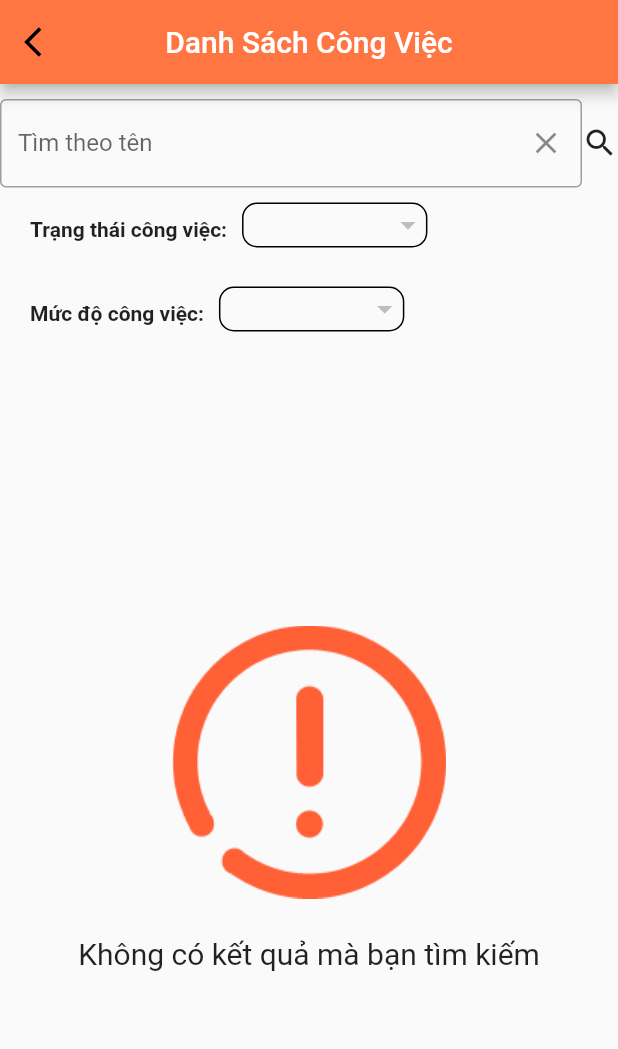
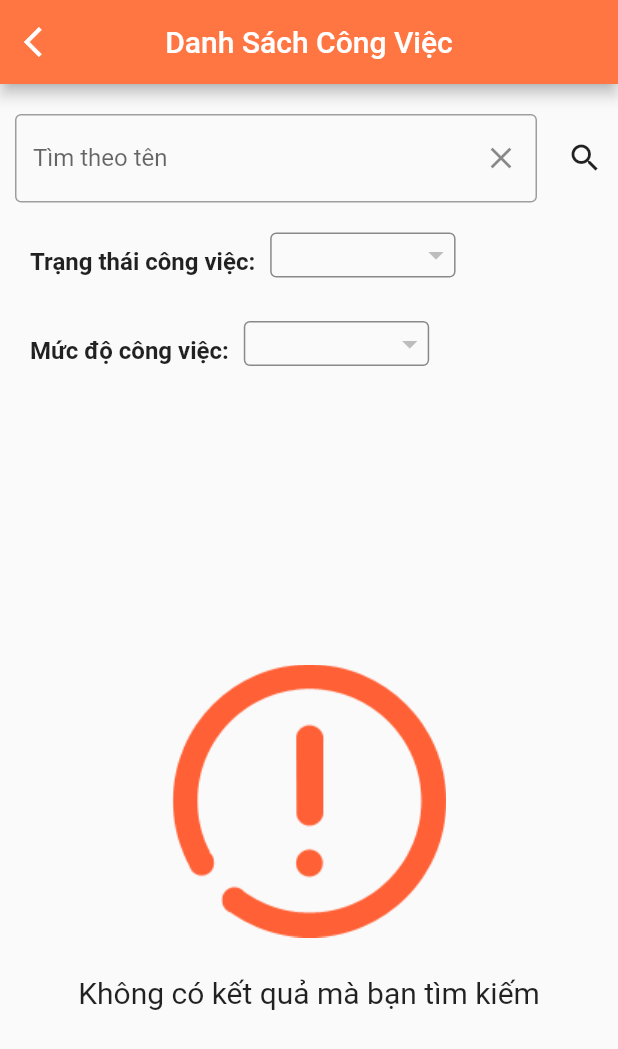
Before and after one commit to vuthingngoc/UniCEC_Mobi, a Flutter app: the ViewListActivityPage screen opened directly with empty values, after a tap on the "search" icon, on a phone screen of 412 x 824 dp. Shown: the top 1049 px of the screen. Run offline on Flutter 3.47's test engine with Material 2 defaults, Android fonts, the phone set to English and light mode, and no system bars; our stand-ins replace awesome_dialog, cloud_firestore, equatable, firebase_auth, firebase_core, firebase_messaging and 11 more; missing offline and left inert: gender_picker, loadmore; accounts and stored records are empty; network calls fail.

Commit message:
Update UI hot

```diff
--- a/lib/screens/my_account/my_account_page.dart
+++ b/lib/screens/my_account/my_account_page.dart
@@ -82,7 +82,7 @@ class _MyAccountPageState extends State<MyAccountPage>
                 backgroundColor: AppColors.mainColor,
               ),
               backgroundColor: AppColors.backgroundPageColor,
-              drawer: ArgonDrawer(currentPage: "My account"),
+              // drawer: ArgonDrawer(currentPage: "My account"),
               body: (_bloc.isLoading)
                   ? Loading()
                   : Stack(children: <Widget>[
--- a/lib/screens/view_list_activity/component/list_activity_menu.dart
+++ b/lib/screens/view_list_activity/component/list_activity_menu.dart
@@ -58,6 +58,8 @@ class _ViewListActivityMenuState extends State<ViewListActivityMenu> {
                   mainAxisAlignment: MainAxisAlignment.center,
                   children: [
                     Expanded(
+                      child: Container(
+                        padding: const EdgeInsets.all(10),
                         child: TextFormField(
                             controller: _controller,
                             onFieldSubmitted: (value) {
@@ -86,7 +88,10 @@ class _ViewListActivityMenuState extends State<ViewListActivityMenu> {
                               ),
                             )),
                       ),
-                    GestureDetector(
+                    ),
+                    Container(
+                      padding: const EdgeInsets.all(10),
+                      child: GestureDetector(
                         onTap: () {
                           //
                           bloc.add(LoadingEvent());
@@ -94,6 +99,7 @@ class _ViewListActivityMenuState extends State<ViewListActivityMenu> {
                           bloc.add(SearchEvent());
                         },
                         child: Icon(Icons.search),
+                      ),
                     ),
                   ],
                 ),
@@ -109,15 +115,15 @@ class _ViewListActivityMenuState extends State<ViewListActivityMenu> {
                         padding: const EdgeInsets.all(10),
                         child: Text(
                           "Trạng thái công việc:",
-                          style: TextStyle(fontWeight: FontWeight.bold),
+                          style: TextStyle(fontWeight: FontWeight.bold, fontSize: 16),
                         ),
                       ),
                       Container(
                         width: size.width * 0.3,
                         height: 30,
                         decoration: BoxDecoration(
-                            border: Border.all(color: Colors.black),
-                            borderRadius: BorderRadius.circular(10)),
+                            border: Border.all(color: Colors.black45),
+                            borderRadius: BorderRadius.circular(4)),
                         child: BlocBuilder<ViewCompetitionActivityBloc,
                                 ViewCompetitionActivityState>(
                             bloc: bloc,
@@ -132,8 +138,8 @@ class _ViewListActivityMenuState extends State<ViewListActivityMenu> {
                                   iconSize: 24,
                                   elevation: 16,
                                   style: const TextStyle(
-                                      color: Colors.deepPurple,
-                                      fontWeight: FontWeight.bold),
+color: ArgonColors.black,
+                                      fontWeight: FontWeight.normal),
                                   onChanged:
                                       (CompetitionActivityStatus? newValue) {
                                     //
@@ -149,6 +155,8 @@ class _ViewListActivityMenuState extends State<ViewListActivityMenu> {
                                     return DropdownMenuItem<
                                             CompetitionActivityStatus>(
                                         value: value,
+                                        child: Padding(
+                                          padding: const EdgeInsets.symmetric(horizontal: 10.0),
                                           child: Text((value ==
                                                   CompetitionActivityStatus.All)
                                               ? 'Tất cả'
@@ -172,7 +180,8 @@ class _ViewListActivityMenuState extends State<ViewListActivityMenu> {
                                                                       CompetitionActivityStatus
                                                                           .Pending)
                                                                   ? 'Chờ'
-                                                                : 'trạng thái khác'));
+                                                                  : 'trạng thái khác'),
+                                        ));
                                   }).toList(),
                                 ),
                               );
@@ -191,15 +200,15 @@ class _ViewListActivityMenuState extends State<ViewListActivityMenu> {
                         padding: const EdgeInsets.all(10),
                         child: Text(
                           "Mức độ công việc:",
-                          style: TextStyle(fontWeight: FontWeight.bold),
+                          style: TextStyle(fontWeight: FontWeight.bold, fontSize: 16),
                         ),
                       ),
                       Container(
                         width: size.width * 0.3,
                         height: 30,
                         decoration: BoxDecoration(
-                            border: Border.all(color: Colors.black),
-                            borderRadius: BorderRadius.circular(10)),
+                            border: Border.all(color: Colors.black45),
+                            borderRadius: BorderRadius.circular(4)),
                         child: BlocBuilder<ViewCompetitionActivityBloc,
                                 ViewCompetitionActivityState>(
                             bloc: bloc,
@@ -213,8 +222,8 @@ class _ViewListActivityMenuState extends State<ViewListActivityMenu> {
                                   iconSize: 24,
                                   elevation: 16,
                                   style: const TextStyle(
-                                      color: Colors.deepPurple,
-                                      fontWeight: FontWeight.bold),
+                                      color: ArgonColors.black,
+                                      fontWeight: FontWeight.normal),
                                   onChanged: (PriorityStatus? newValue) {
                                     //
                                     bloc.add(LoadingEvent());
@@ -227,6 +236,8 @@ class _ViewListActivityMenuState extends State<ViewListActivityMenu> {
                                           (PriorityStatus value) {
                                     return DropdownMenuItem<PriorityStatus>(
                                         value: value,
+                                        child: Padding(
+                                          padding: const EdgeInsets.symmetric(horizontal: 10.0),
                                           child: Text((value ==
                                                   PriorityStatus.All)
                                               ? 'Tất cả'
@@ -238,7 +249,8 @@ class _ViewListActivityMenuState extends State<ViewListActivityMenu> {
                                                       : (value ==
                                                               PriorityStatus.High)
                                                           ? 'Cao'
-                                                        : 'trạng thái khác'));
+                                                          : 'trạng thái khác'),
+                                        ));
                                   }).toList(),
                                 ),
                               );
--- a/lib/screens/view_list_activity/view_list_activity_page.dart
+++ b/lib/screens/view_list_activity/view_list_activity_page.dart
@@ -49,7 +49,7 @@ class _ViewListActivityPageState extends State<ViewListActivityPage>
             onPressed: () {
               Navigator.pop(context, true);
             },
-            icon: Icon(Icons.arrow_back_ios, color: Colors.black),
+            icon: Icon(Icons.arrow_back_ios, color: Colors.white),
           ),
           title: Text(
             "Danh Sách Công Việc",
--- a/lib/screens/view_list_competition_of_club/view_list_competition_of_club.dart
+++ b/lib/screens/view_list_competition_of_club/view_list_competition_of_club.dart
@@ -82,7 +82,7 @@ class _ViewListCompetitionOfClubPageState
                 resizeToAvoidBottomInset: false,
                 backgroundColor: ArgonColors.bgColorScreen,
                 //key: _scaffoldKey,
-                drawer: ArgonDrawer(currentPage: "Competition"),
+                // drawer: ArgonDrawer(currentPage: "Competition"),
                 body: (state.isLoading &&
                         (state.competitions.isEmpty ||
                             state.competitions.isNotEmpty))
--- a/lib/screens/view_list_competition_of_participant/view_list_competition_of_participant.dart
+++ b/lib/screens/view_list_competition_of_participant/view_list_competition_of_participant.dart
@@ -52,14 +52,14 @@ class _ViewListCompetitionOfParticipantPageState
         value: bloc,
         child: Scaffold(
             appBar: NavbarCompetitionOfParticipant(
-              title: "Cuộc thi và sự kiện đã đăng ký",
+              title: "Cuộc Thi và Sự Kiện đã đăng ký",
               searchBar: true,
               categoryOne: "Cuộc Thi",
               categoryTwo: "Sự Kiện",
               //categoryThree: "Câu Lạc Bộ",
             ),
             backgroundColor: ArgonColors.bgColorScreen,
-            drawer: ArgonDrawer(currentPage: "Competition"),
+            // drawer: ArgonDrawer(currentPage: "Competition"),
             body: BlocBuilder<ViewListCompetitionParticipantBloc,
                     ViewListCompetitionParticipantState>(
                 bloc: bloc,
```
Also changed, not shown: lib/screens/view_list_member/view_list_member_page.dart (+13 -3 lines). Lines whose indentation alone changed are shown as unchanged.
